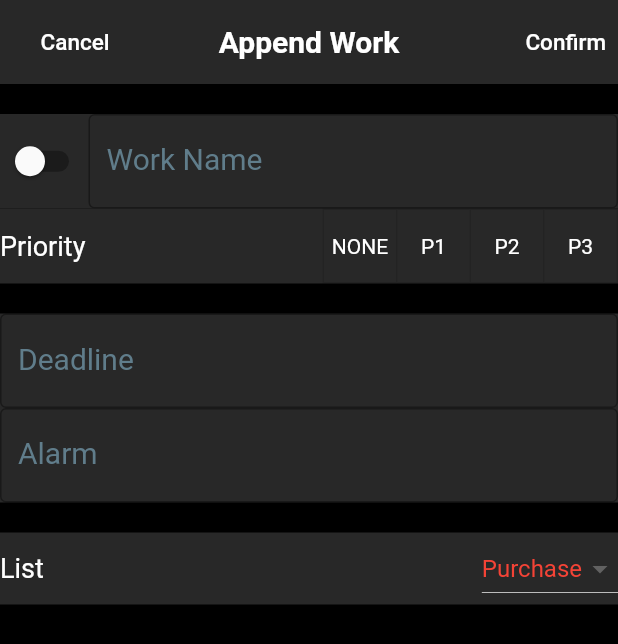
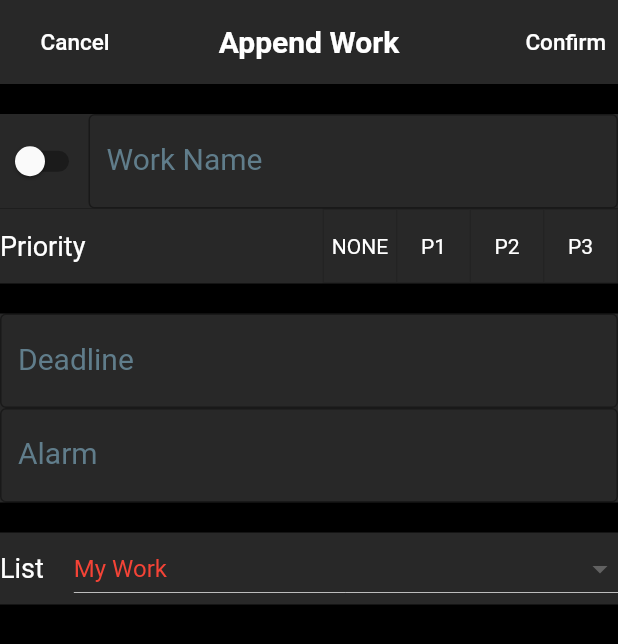
Before and after one commit to Sihwan-Kim/todo_flutter, a Flutter app: the AppendList screen opened directly, on a phone screen of 412 x 824 dp. Shown: the top 644 px of the screen. Run offline on Flutter 3.47's test engine with Material 2 defaults, Android fonts, the phone set to English and light mode, and no system bars; our stand-ins replace sqflite; accounts and stored records are empty.

Commit message:
Update DropdownButton

```diff
--- a/lib/addwork.dart
+++ b/lib/addwork.dart
@@ -1,10 +1,12 @@
 import 'package:flutter/material.dart';
 import 'package:flutter/cupertino.dart';
 import 'package:intl/intl.dart';
+import 'model.dart';
+import 'package:provider/provider.dart';
 //----------------------------------------------------------------------------
 class AppendList extends StatelessWidget
 {
-  AppendList({super.key});
+  const AppendList({super.key});
 
   @override
 	Widget build(BuildContext context)
@@ -19,7 +21,7 @@ class AppendList extends StatelessWidget
         leading: TextButton
         (
           style: TextButton.styleFrom(foregroundColor: Colors.white,),
-          onPressed: () {},
+          onPressed: () { Navigator.pop(context); },
           child: const Text('Cancel', style: TextStyle(fontSize: 15, color: Colors.white),),
         ),
         leadingWidth: 100,
@@ -146,14 +148,8 @@ class _EditBox extends State<EditBox>
 
   void _printLatestValue()
   {
-    try
-    {
-      myController.text = DateFormat.yMd().add_jm().format(_chosenDateTime!);
-    }
-    catch(e)
-    {
-      myController.text = '' ;
-    }
+    try{ myController.text = DateFormat.yMd().add_jm().format(_chosenDateTime!); }
+    catch(e) { myController.text = '' ; }
   }
 
 	@override
@@ -233,8 +229,7 @@ class WorkListSelect extends StatefulWidget
 //----------------------------------------------------------------------------
 class _WorkListSelect extends State<WorkListSelect>
 {
-  List<String> dropdownList = ['Purchase', 'My Work'];
-  String selectedDropdown = 'Purchase';
+  String selectedDropdown = ChangeCountValue().workList[0].name;
 
 	@override
 	Widget build(BuildContext context)
@@ -243,26 +238,34 @@ class _WorkListSelect extends State<WorkListSelect>
 		(
       margin: const EdgeInsets.only(top:20.0),
 			color: const Color.fromARGB(255, 40, 40, 40),
+      child: ChangeNotifierProvider
+			(
+				create: (BuildContext context) => ChangeCountValue(),
         child: Row
         (
-        mainAxisAlignment: MainAxisAlignment.spaceBetween,
           children:
           [
             const Text('List', style: TextStyle(color: Colors.white, fontSize: 18),),
-          DropdownButton
+            Container(margin: const EdgeInsets.only(left:20.0),),
+            Flexible
             (
+              child: DropdownButton
+              (
+                isExpanded: true,
                 value: selectedDropdown,
-            items: dropdownList.map
+                items: context.watch<ChangeCountValue>().workList.map
                 (
-              (String item)
+                  (ItemProperty property)
                   {
-                return DropdownMenuItem<String>(child: Text('$item', style: TextStyle(color: Colors.red),), value: item,);
+                    return DropdownMenuItem<String>(value: property.name, child: Text(property.name, style: const TextStyle(color: Colors.red),)) ;
                   }
                 ).toList(),
                 onChanged: (dynamic value) { setState(() { selectedDropdown = value;});},
               ),
-        ]
-      )
+            ),
+          ],
+        ),
+      ),
     );
   }
 }
--- a/lib/model.dart
+++ b/lib/model.dart
@@ -48,7 +48,7 @@ class ChangeCountValue with ChangeNotifier
 																			      ItemProperty('All', 0, const Icon(Icons.hive_rounded, color: Colors.lightBlue)),
 																 		      ] ;
 
-	final List<ItemProperty> _workList = [
+	final List<ItemProperty> _workList =  [
 		 								                      ItemProperty('My Work', 0, const Icon(Icons.circle, color: Colors.lightBlue),),
 								 			                    ItemProperty('Purchase', 0, const Icon(Icons.circle, color: Colors.red),),
 										                    ] ;
```
Also changed, not shown: lib/main.dart (+7 -7 lines). Lines whose indentation alone changed are shown as unchanged.
